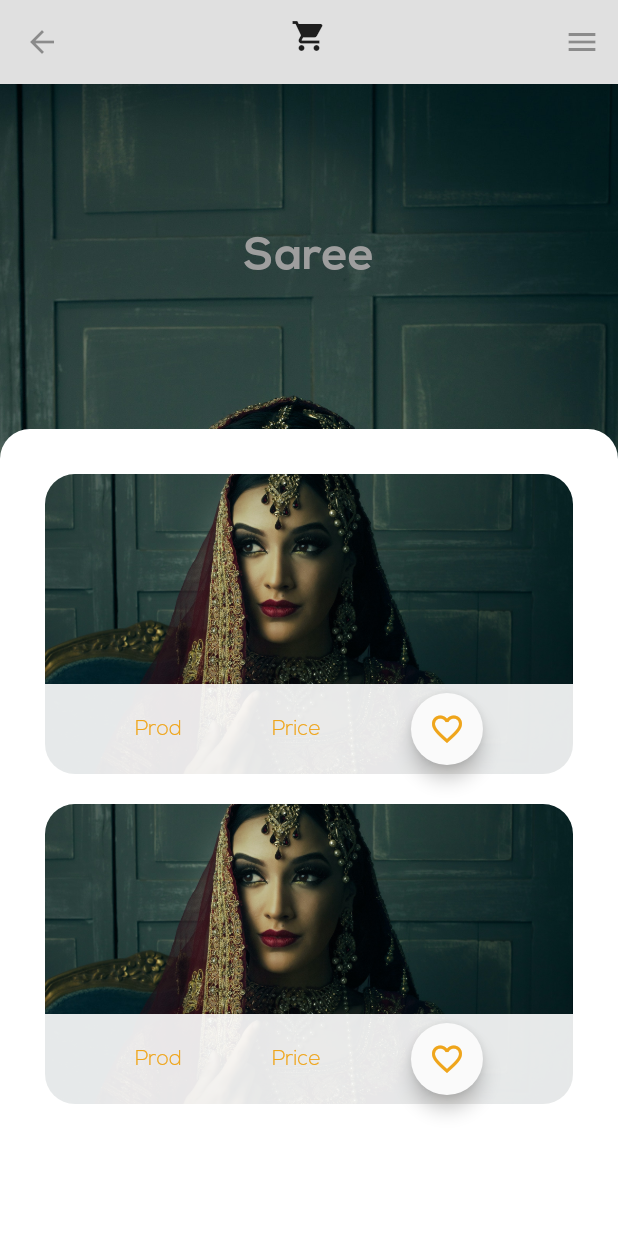
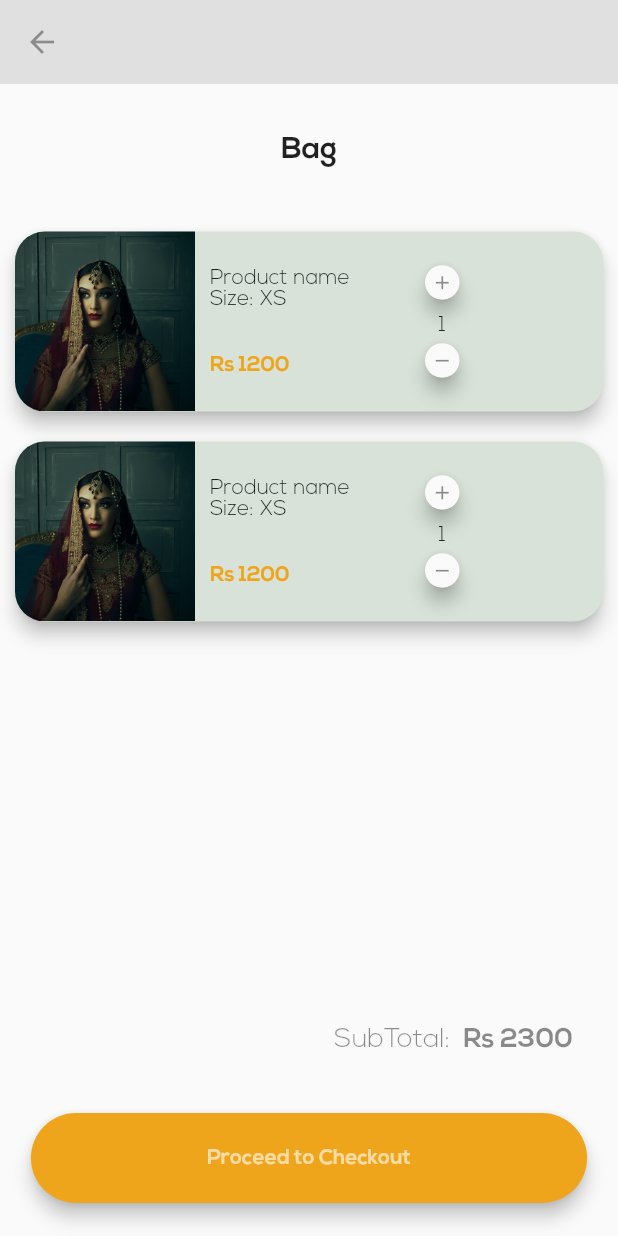
Before and after one commit to Sunny1987/shoppingapp2, a Flutter app: the ProductDisplayPage screen opened directly, after a tap on the "shopping cart" icon, on a phone screen of 412 x 824 dp. Run offline on Flutter 3.47's test engine with Material 2 defaults, Android fonts, the phone set to English and light mode, and no system bars.

Commit message:
4th Commit: Cart Design

```diff
--- a/lib/main.dart
+++ b/lib/main.dart
@@ -1,6 +1,7 @@
 import 'package:flutter/material.dart';
 import 'package:shoppingapp2/views/Product_view.dart';
 import 'package:shoppingapp2/views/authentication_view.dart';
+import 'package:shoppingapp2/views/cart.dart';
 import 'package:shoppingapp2/views/homepage_view.dart';
 //import 'package:shoppingapp2/views/homepage_view.dart';
 
@@ -23,7 +24,8 @@ class _MyAppState extends State<MyApp> {
       routes: {
         AuthenticationView.id : (context) => AuthenticationView(),
         HomePage.id : (context) => HomePage(),
-        ProductDisplayPage.id : (context) => ProductDisplayPage()
+        ProductDisplayPage.id : (context) => ProductDisplayPage(),
+        ShoppingCart.id : (context) => ShoppingCart(),
       },
 
     );
--- /dev/null
+++ b/lib/views/cart.dart
@@ -0,0 +1,118 @@
+import 'package:flutter/material.dart';
+import 'package:shoppingapp2/app_consts/app_var.dart';
+import 'package:shoppingapp2/widgets/cart_card.dart';
+
+class ShoppingCart extends StatefulWidget {
+  static String id = 'cart';
+  @override
+  _ShoppingCartState createState() => _ShoppingCartState();
+}
+
+class _ShoppingCartState extends State<ShoppingCart> {
+  @override
+  Widget build(BuildContext context) {
+    return SafeArea(
+      child: Scaffold(
+        appBar: AppBar(
+          elevation: 0.0,
+          backgroundColor: Colors.grey.shade300,
+          iconTheme: new IconThemeData(color: Colors.black38),
+        ),
+        body: Column(
+          children: <Widget>[
+            Expanded(
+                flex: 1,
+                child: Center(
+                    child: Text(
+                  'Bag',
+                  style: TextStyle(
+                    fontFamily: 'Nexa',
+                    fontWeight: FontWeight.bold,
+                    fontSize: 20.0,
+                  ),
+                ))),
+            Expanded(
+              flex: 6,
+              child:
+
+                  // ListView.builder(
+                  //   itemCount: 2,
+                  //   itemBuilder: (context,index){
+                  //     return Dismissible(
+                  //       key: Key(index),
+                  //       child: CartCard()
+
+                  //       );
+                  //   }
+
+                  //   )
+
+                  ListView(
+                children: <Widget>[
+                  CartCard(),
+                  CartCard(),
+                ],
+              ),
+            ),
+          ],
+        ),
+        bottomNavigationBar: Container(
+          padding: EdgeInsets.symmetric(vertical: 10.0),
+          //color: Colors.grey.shade300,
+          height: 150.0,
+          child: Column(
+            children: <Widget>[
+              Padding(
+                padding: const EdgeInsets.only(right: 30.0),
+                child: Row(
+                  mainAxisAlignment: MainAxisAlignment.end,
+                  children: <Widget>[
+                    Text(
+                      'SubTotal:',
+                      style: TextStyle(fontFamily: 'Nexa', color: Colors.black45,fontSize: 18),
+                    ),
+                    SizedBox(
+                      width: 5.0,
+                    ),
+                    Text(
+                      ' Rs 2300',
+                      style: TextStyle(
+                          fontFamily: 'Nexa', fontWeight: FontWeight.bold,fontSize: 18,color: Colors.black45),
+                    ),
+                  ],
+                ),
+              ),
+              SizedBox(
+                height: 40.0,
+              ),
+              InkWell(
+                onTap: () {},
+                child: Container(
+                  width: MediaQuery.of(context).size.width * 0.9,
+                  height: 60,
+                  child: Material(
+                    elevation: 5.0,
+                    color: Color(myyellow),
+                    borderRadius: BorderRadius.circular(30),
+                    child: Row(
+                      mainAxisAlignment: MainAxisAlignment.center,
+                      children: <Widget>[
+                        Text(
+                          'Proceed to Checkout',
+                          style: TextStyle(
+                              fontFamily: 'Nexa',
+                              color: Colors.white60,
+                              fontWeight: FontWeight.bold),
+                        )
+                      ],
+                    ),
+                  ),
+                ),
+              )
+            ],
+          ),
+        ),
+      ),
+    );
+  }
+}
--- a/lib/views/homepage_view.dart
+++ b/lib/views/homepage_view.dart
@@ -1,5 +1,6 @@
 import 'package:flutter/material.dart';
 import 'package:shoppingapp2/app_consts/app_var.dart';
+import 'package:shoppingapp2/views/cart.dart';
 import 'package:shoppingapp2/views/product_view.dart';
 import 'package:shoppingapp2/widgets/category_card.dart';
 import 'package:shoppingapp2/widgets/special_card.dart';
@@ -24,8 +25,16 @@ class _HomePageState extends State<HomePage> {
           elevation: 0.0,
           backgroundColor: Colors.grey.shade300,
           iconTheme: new IconThemeData(color: Colors.black38),
-          flexibleSpace: IconButton(icon: Icon(Icons.shopping_cart), onPressed: () {}),
-
+          flexibleSpace: Row(
+            mainAxisAlignment: MainAxisAlignment.center,
+            children: <Widget>[
+              IconButton(icon: Icon(Icons.search), onPressed: () {}),
+              SizedBox(width: 40.0),
+              IconButton(icon: Icon(Icons.shopping_cart), onPressed: () {
+                Navigator.pushNamed(context, ShoppingCart.id);
+              }),
+            ],
+          ),
         ),
         endDrawer: Drawer(),
         body: Container(
@@ -80,34 +89,52 @@ class _HomePageState extends State<HomePage> {
                         child: ListView(
                           scrollDirection: Axis.horizontal,
                           children: <Widget>[
-                            InkWell(onTap: () {
-                              Navigator.of(context).push(MaterialPageRoute(builder: (context) => ProductDisplayPage(
+                            InkWell(
+                                onTap: () {
+                                  Navigator.of(context).push(MaterialPageRoute(
+                                      builder: (context) => ProductDisplayPage(
                                             categoryname: 'Saree',
                                             headerimage: saree5,
                                           )));
-                            } ,child: CategoryCard(productname: 'Saree',image: saree5,)),
-
-                            InkWell(onTap:() {
-                                Navigator.of(context).push(MaterialPageRoute(builder: (context) => ProductDisplayPage(
+                                },
+                                child: CategoryCard(
+                                  productname: 'Saree',
+                                  image: saree5,
+                                )),
+                            InkWell(
+                                onTap: () {
+                                  Navigator.of(context).push(MaterialPageRoute(
+                                      builder: (context) => ProductDisplayPage(
                                             categoryname: 'Tops',
                                             headerimage: tops,
                                           )));
-                            } ,child: CategoryCard(productname: 'Tops',image:tops)),
-
-                            InkWell(onTap: () {
-                                 Navigator.of(context).push(MaterialPageRoute(builder: (context) => ProductDisplayPage(
+                                },
+                                child: CategoryCard(
+                                    productname: 'Tops', image: tops)),
+                            InkWell(
+                                onTap: () {
+                                  Navigator.of(context).push(MaterialPageRoute(
+                                      builder: (context) => ProductDisplayPage(
                                             categoryname: 'Blouse',
                                             headerimage: blouse,
                                           )));
-                            }, child: CategoryCard(productname: 'Blouse',image: blouse,)),
-
-
-                            InkWell(onTap: () {
-                              Navigator.of(context).push(MaterialPageRoute(builder: (context) => ProductDisplayPage(
+                                },
+                                child: CategoryCard(
+                                  productname: 'Blouse',
+                                  image: blouse,
+                                )),
+                            InkWell(
+                                onTap: () {
+                                  Navigator.of(context).push(MaterialPageRoute(
+                                      builder: (context) => ProductDisplayPage(
                                             categoryname: 'Trouser',
                                             headerimage: trousers,
                                           )));
-                            }, child: CategoryCard(productname: 'Trouser',image: trousers,)),
+                                },
+                                child: CategoryCard(
+                                  productname: 'Trouser',
+                                  image: trousers,
+                                )),
                           ],
                         ),
                       ),
@@ -122,8 +149,7 @@ class _HomePageState extends State<HomePage> {
                     width: MediaQuery.of(context).size.width,
                     height: MediaQuery.of(context).size.width,
                     child: SpecialCard(),
-                )
-                ),
+                  )),
             ],
           ),
         ),
--- a/lib/views/product_details.dart
+++ b/lib/views/product_details.dart
@@ -45,8 +45,16 @@ class _ProductDetailsPageState extends State<ProductDetailsPage>
           elevation: 0.0,
           backgroundColor: Colors.grey.shade300,
           iconTheme: new IconThemeData(color: Colors.black38),
-          flexibleSpace:
+          flexibleSpace: Row(
+            mainAxisAlignment: MainAxisAlignment.center,
+            children: <Widget>[
+              IconButton(icon: Icon(Icons.search), onPressed: () {}),
+              SizedBox(width: 40.0),
               IconButton(icon: Icon(Icons.shopping_cart), onPressed: () {}),
+            ],
+          ),
+
+              //IconButton(icon: Icon(Icons.shopping_cart), onPressed: () {}),
         ),
         endDrawer: Drawer(),
         body: Container(
--- a/lib/views/product_view.dart
+++ b/lib/views/product_view.dart
@@ -1,5 +1,6 @@
 import 'package:flutter/material.dart';
 import 'package:shoppingapp2/app_consts/app_var.dart';
+import 'package:shoppingapp2/views/cart.dart';
 import 'package:shoppingapp2/widgets/product_card.dart';
 
 class ProductDisplayPage extends StatefulWidget {
@@ -46,8 +47,16 @@ class _ProductDisplayPageState extends State<ProductDisplayPage>
           elevation: 0.0,
           backgroundColor: Colors.grey.shade300,
           iconTheme: new IconThemeData(color: Colors.black38),
-          flexibleSpace: IconButton(icon: Icon(Icons.shopping_cart), onPressed: () {}),
-
+          flexibleSpace: Row(
+            mainAxisAlignment: MainAxisAlignment.center,
+            children: <Widget>[
+              IconButton(icon: Icon(Icons.search), onPressed: () {}),
+              SizedBox(width: 40.0),
+              IconButton(icon: Icon(Icons.shopping_cart), onPressed: () {
+                Navigator.pushNamed(context, ShoppingCart.id);
+              }),
+            ],
+          ),
         ),
         endDrawer: Drawer(),
         body: Container(
--- /dev/null
+++ b/lib/widgets/cart_card.dart
@@ -0,0 +1,102 @@
+import 'package:flutter/material.dart';
+import 'package:shoppingapp2/app_consts/app_var.dart';
+
+class CartCard extends StatefulWidget {
+  @override
+  _CartCardState createState() => _CartCardState();
+}
+
+class _CartCardState extends State<CartCard> {
+  @override
+  Widget build(BuildContext context) {
+    return Padding(
+      padding: const EdgeInsets.all(10.0),
+      child: Material(
+        borderRadius: BorderRadius.circular(20.0),
+        elevation: 5.0,
+        color: Color(mywhite1),
+        child: Row(
+          children: <Widget>[
+            Container(
+              height: 120,
+              width: 120,
+              decoration: BoxDecoration(
+                borderRadius: BorderRadius.only(
+                    topLeft: Radius.circular(20.0),
+                    bottomLeft: Radius.circular(20.0)),
+                image: DecorationImage(
+                    image: AssetImage(saree5), fit: BoxFit.cover),
+              ),
+            ),
+            SizedBox(width: 10.0),
+            Column(
+              crossAxisAlignment: CrossAxisAlignment.start,
+              mainAxisAlignment: MainAxisAlignment.start,
+              children: <Widget>[
+                Text(
+                  'Product name',
+                  style: TextStyle(
+                    fontFamily: 'Nexa',
+                  ),
+                ),
+                Text(
+                  'Size: XS',
+                  style: TextStyle(
+                    fontFamily: 'Nexa',
+                  ),
+                ),
+                SizedBox(
+                  height: 30,
+                ),
+                Text(
+                  'Rs 1200',
+                  style: TextStyle(
+                      fontFamily: 'Nexa',
+                      color: Color(myyellow),
+                      fontWeight: FontWeight.bold),
+                ),
+              ],
+            ),
+            SizedBox(width: 50.0),
+            Column(
+              children: <Widget>[
+                Material(
+                  elevation: 5.0,
+                  borderRadius: BorderRadius.circular(30.0),
+                  child: Padding(
+                    padding: const EdgeInsets.all(4.0),
+                    child: Icon(
+                      Icons.add,
+                      size: 15,
+                      color: Colors.black45,
+                    ),
+                  ),
+                ),
+                SizedBox(height: 10.0),
+                Text(
+                  '1',
+                  style: TextStyle(
+                    fontFamily: 'Nexa',
+                  ),
+                ),
+                SizedBox(height: 5.0),
+                Material(
+                  elevation: 5.0,
+                  borderRadius: BorderRadius.circular(30.0),
+                  child: Padding(
+                    padding: const EdgeInsets.all(4.0),
+                    child: Icon(
+                      Icons.remove,
+                      size: 15,
+                      color: Colors.black45,
+                    ),
+                  ),
+                ),
+              ],
+            ),
+          ],
+        ),
+      ),
+    );
+  }
+}
--- a/pubspec.yaml
+++ b/pubspec.yaml
@@ -28,6 +28,7 @@ dependencies:
   # The following adds the Cupertino Icons font to your application.
   # Use with the CupertinoIcons class for iOS style icons.
   cupertino_icons: ^0.1.3
+  curved_navigation_bar: ^0.3.3
 
 dev_dependencies:
   flutter_test:
```
Also changed, not shown: pubspec.lock. Lines whose indentation alone changed are shown as unchanged.
